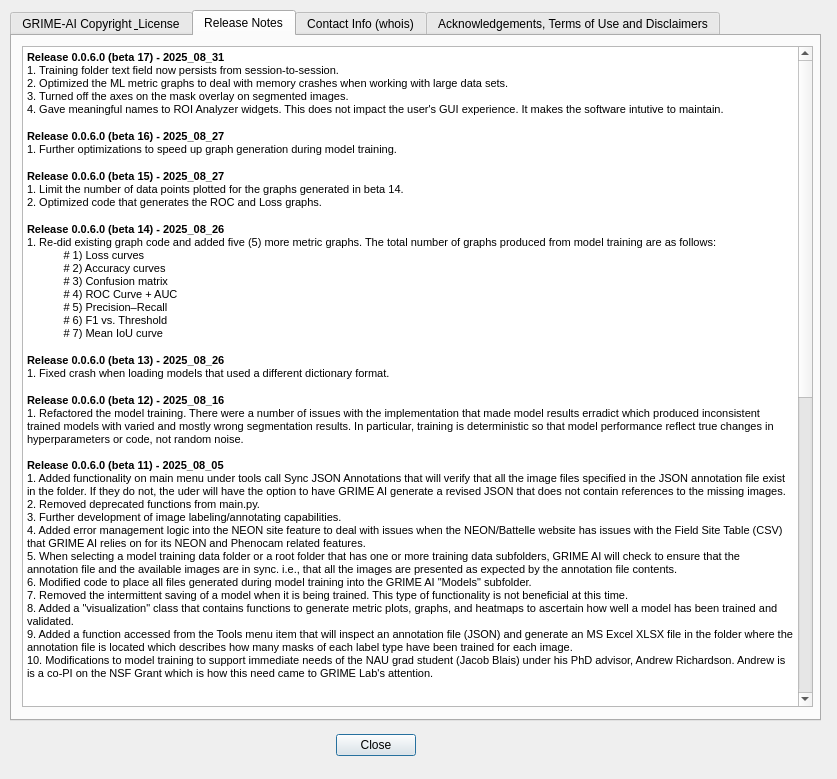
First picture: the form in QDialog_ReleaseNotes.ui, repository JohnStranzl/GRIME-AI, before the edit.
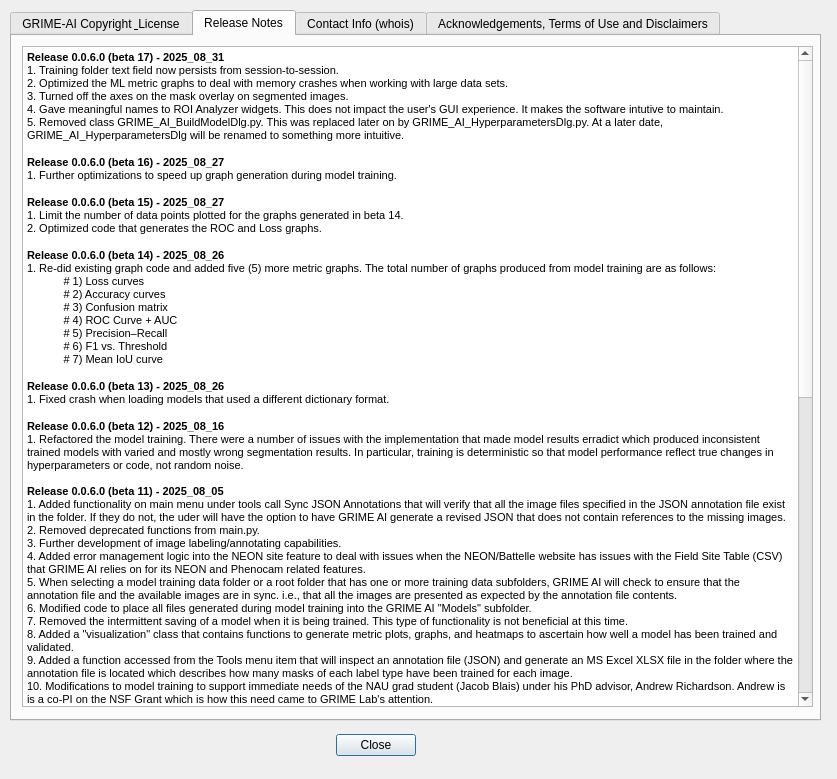
Second picture: the form after the edit.

Commit message: Upaded the released notes.

```diff
--- a/QDialog_ReleaseNotes.ui
+++ b/QDialog_ReleaseNotes.ui
@@ -102,6 +102,7 @@
 &lt;p style=&quot; margin-top:0px; margin-bottom:0px; margin-left:0px; margin-right:0px; -qt-block-indent:0; text-indent:0px;&quot;&gt;&lt;span style=&quot; font-family:'MS Shell Dlg 2'; font-size:8pt;&quot;&gt;1. Training folder text field now persists from session-to-session.&lt;/span&gt;&lt;/p&gt;
 &lt;p style=&quot; margin-top:0px; margin-bottom:0px; margin-left:0px; margin-right:0px; -qt-block-indent:0; text-indent:0px;&quot;&gt;&lt;span style=&quot; font-family:'MS Shell Dlg 2'; font-size:8pt;&quot;&gt;2. Optimized the ML metric graphs to deal with memory crashes when working with large data sets.&lt;/span&gt;&lt;/p&gt;
 &lt;p style=&quot; margin-top:0px; margin-bottom:0px; margin-left:0px; margin-right:0px; -qt-block-indent:0; text-indent:0px;&quot;&gt;&lt;span style=&quot; font-family:'MS Shell Dlg 2'; font-size:8pt;&quot;&gt;3. Turned off the axes on the mask overlay on segmented images.&lt;br /&gt;4. Gave meaningful names to ROI Analyzer widgets. This does not impact the user's GUI experience. It makes the software intutive to maintain.&lt;/span&gt;&lt;/p&gt;
+&lt;p style=&quot; margin-top:0px; margin-bottom:0px; margin-left:0px; margin-right:0px; -qt-block-indent:0; text-indent:0px;&quot;&gt;&lt;span style=&quot; font-family:'MS Shell Dlg 2'; font-size:8pt;&quot;&gt;5. Removed class GRIME_AI_BuildModelDlg.py. This was replaced later on by GRIME_AI_HyperparametersDlg.py. At a later date, GRIME_AI_HyperparametersDlg will be renamed to something more intuitive.&lt;/span&gt;&lt;/p&gt;
 &lt;p style=&quot;-qt-paragraph-type:empty; margin-top:0px; margin-bottom:0px; margin-left:0px; margin-right:0px; -qt-block-indent:0; text-indent:0px;&quot;&gt;&lt;br /&gt;&lt;/p&gt;
 &lt;p style=&quot; margin-top:0px; margin-bottom:0px; margin-left:0px; margin-right:0px; -qt-block-indent:0; text-indent:0px;&quot;&gt;&lt;span style=&quot; font-family:'MS Shell Dlg 2','sans-serif'; font-size:8.25pt; font-weight:600;&quot;&gt;Release 0.0.6.0 (beta 16) - 2025_08_27&lt;/span&gt;&lt;/p&gt;
 &lt;p style=&quot; margin-top:0px; margin-bottom:0px; margin-left:0px; margin-right:0px; -qt-block-indent:0; text-indent:0px;&quot;&gt;&lt;span style=&quot; font-family:'MS Shell Dlg 2'; font-size:8pt;&quot;&gt;1. Further optimizations to speed up graph generation during model training.&lt;/span&gt;&lt;/p&gt;
```
